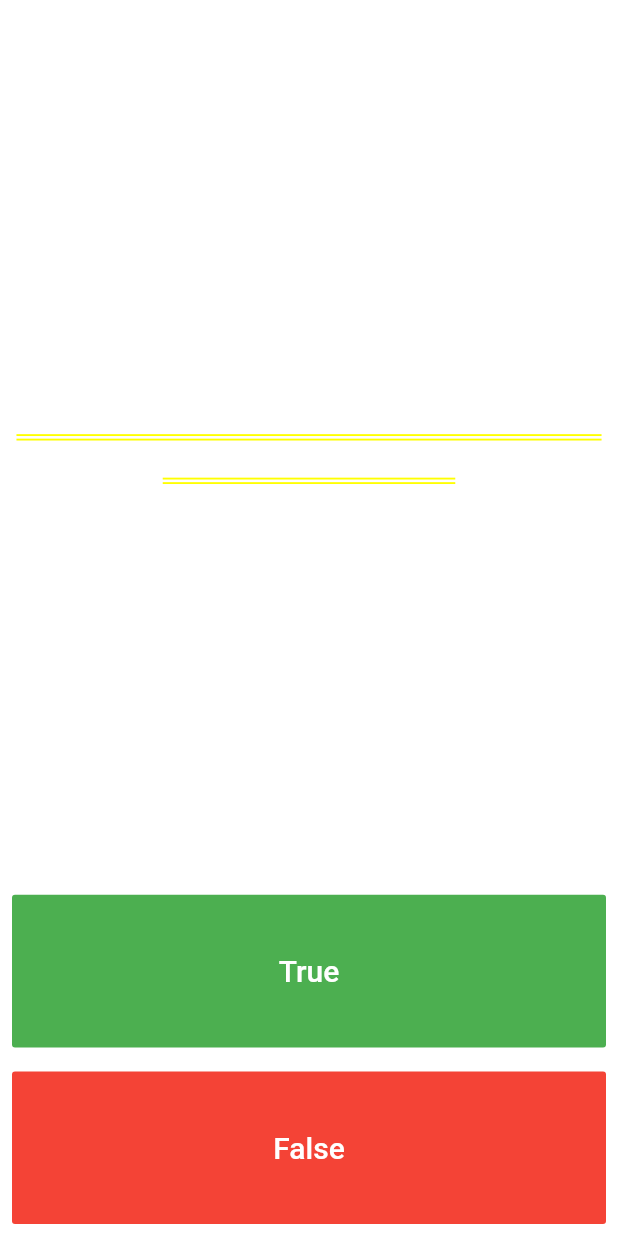
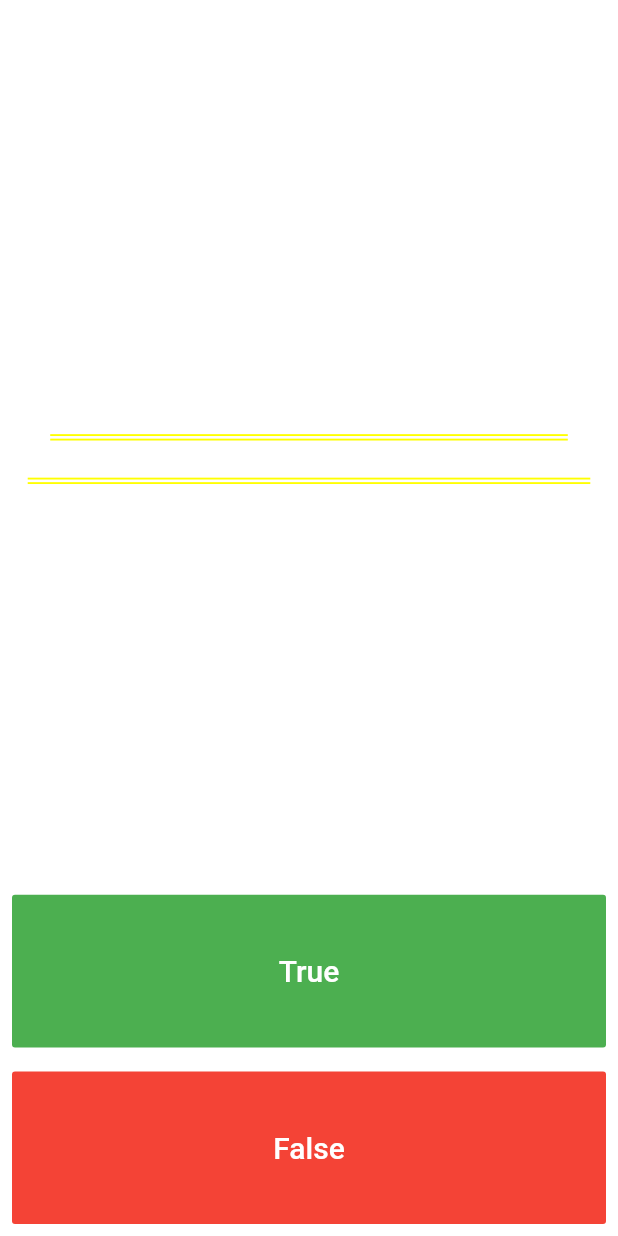
Before and after one commit to mntm/flutter-course, a Flutter app: the screen it shows after launch, after a tap on "True", on a phone screen of 412 x 824 dp. Run offline on Flutter 3.47's test engine with Material 2 defaults, Android fonts, the phone set to English and light mode, and no system bars.

Commit message:
Renamed QuizzPage into Quizzler to stick with the tutorial

```diff
--- a/lib/main.dart
+++ b/lib/main.dart
@@ -14,7 +14,7 @@ class MyApp extends StatelessWidget {
   Widget build(BuildContext context) {
     return MaterialApp(
       home: SafeArea(
-        child: QuizzPage(),
+        child: Quizzler(),
       ),
     );
   }
--- a/lib/quizz_page.dart
+++ b/lib/quizz_page.dart
@@ -1,8 +1,29 @@
 import "package:flutter/material.dart";
 
-class QuizzPage extends StatelessWidget {
-  const QuizzPage({Key key}) : super(key: key);
+class Quizzler extends StatefulWidget {
+  Quizzler({Key key}) : super(key: key);
 
+  @override
+  _QuizzlerState createState() => _QuizzlerState();
+}
+
+class _QuizzlerState extends State<Quizzler> {
+
+  List<Icon> scoreKeeper = [];
+
+  List<String> questions = [
+    'You can lead a cow down stairs but not up stairs.',
+    'You can lead a cow down stairs but not up stairs.',
+    'A slug\'s blood is green.'
+  ];
+
+  int currentQuestion = 0;
+
+  void nextQuestion(){
+    setState((){
+      currentQuestion = (currentQuestion + 1) % 3;
+    });
+  }
   @override
   Widget build(BuildContext context) {
     return Column(
@@ -16,8 +37,7 @@ class QuizzPage extends StatelessWidget {
           child: Padding(
             padding: const EdgeInsets.all(8.0),
             child: Center(
-              child: Text(
-                'This is where the question text will go.',
+              child: Text( questions[currentQuestion],
                 textAlign: TextAlign.center,
                 style: TextStyle(
                   fontSize: 25.0,
@@ -32,7 +52,9 @@ class QuizzPage extends StatelessWidget {
             padding: const EdgeInsets.all(8.0),
             child: FlatButton(
               color: Colors.green,
-              onPressed: () {},
+              onPressed: () {
+                nextQuestion();
+              },
               child: Text(
                 'True',
                 style: TextStyle(
@@ -48,7 +70,9 @@ class QuizzPage extends StatelessWidget {
             padding: const EdgeInsets.all(8.0),
             child: FlatButton(
               color: Colors.red,
-              onPressed: () {},
+              onPressed: () {
+                nextQuestion();
+              },
               child: Text(
                 'False',
                 style: TextStyle(
```
